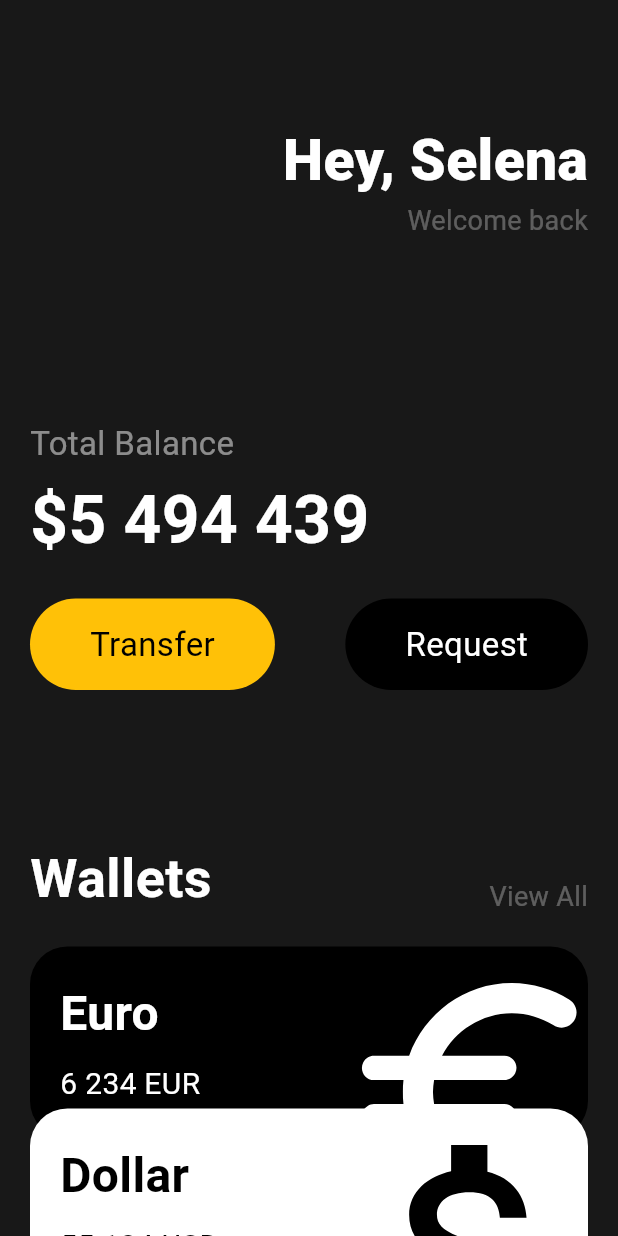
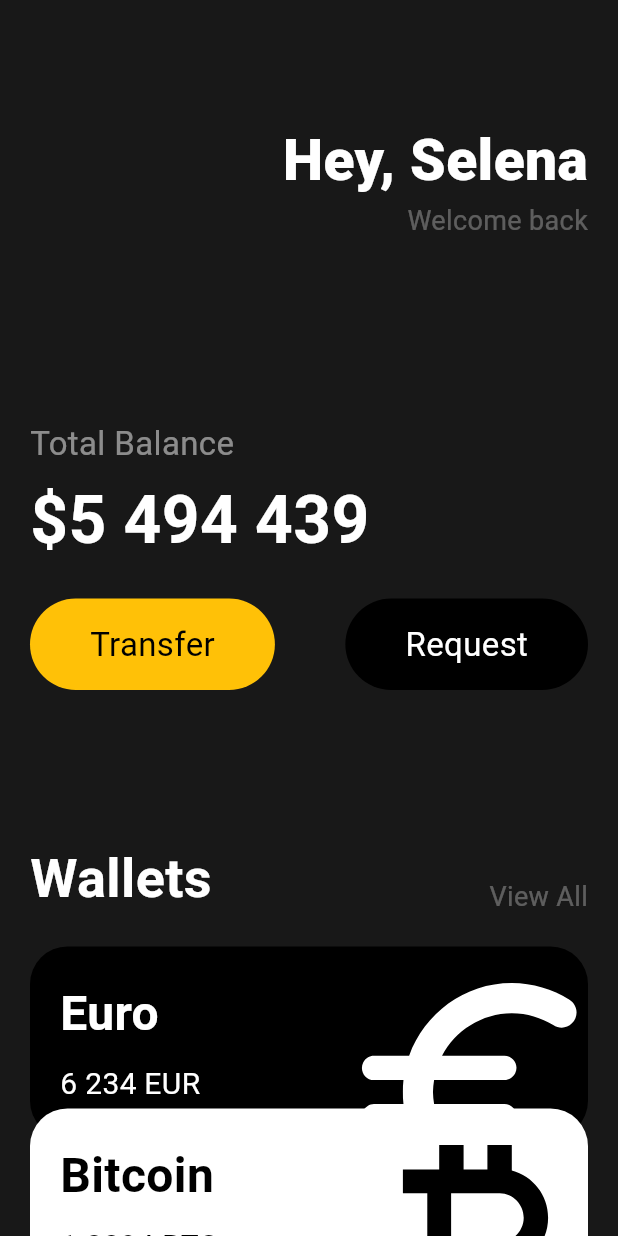
Before and after one commit to 1day1/flutter-practice-toonflix, a Flutter app: the screen it shows after launch, on a phone screen of 412 x 824 dp. Run offline on Flutter 3.47's test engine with Material 3 defaults, Android fonts, the phone set to English and light mode, and no system bars.

Commit message:
data from json file

```diff
--- /dev/null
+++ b/assets/balances.json
@@ -0,0 +1,16 @@
+{
+    "balances" : [
+        {
+            "code": "EUR",
+            "amount": "6 234"
+        },
+        {
+            "code": "BTC",
+            "amount": "1.2894"
+        },
+        {
+            "code": "USD",
+            "amount": "55 124"
+        }
+    ]
+}
--- a/lib/main.dart
+++ b/lib/main.dart
@@ -1,4 +1,7 @@
+import 'dart:convert';
+
 import 'package:flutter/material.dart';
+import 'package:flutter/services.dart';
 import 'package:toonflix/widgets/button.dart';
 import 'package:toonflix/widgets/wallet.dart';
 
@@ -6,8 +9,34 @@ void main() {
   runApp(const MyApp());
 }
 
-class MyApp extends StatelessWidget {
+class MyApp extends StatefulWidget {
   const MyApp({super.key});
+
+  @override
+  State<MyApp> createState() => _MyAppState();
+}
+
+class _MyAppState extends State<MyApp> {
+  late List<WalletData> walletDatas = [];
+
+  Future<void> readJson() async {
+    final String response = await rootBundle.loadString('assets/balances.json');
+    final data = await jsonDecode(response);
+    setState(() {
+      for (var bal in data['balances']) {
+        walletDatas.add((
+          code: bal['code'],
+          amount: bal['amount'],
+        ));
+      }
+    });
+  }
+
+  @override
+  void initState() {
+    readJson();
+    super.initState();
+  }
 
   @override
   Widget build(BuildContext context) {
@@ -112,20 +141,7 @@ class MyApp extends StatelessWidget {
                   const SizedBox(
                     height: 20,
                   ),
-                  const WalletBox(walletDatas: [
-                    (
-                      code: 'EUR',
-                      amount: '6 234',
-                    ),
-                    (
-                      code: 'USD',
-                      amount: '55 124',
-                    ),
-                    (
-                      code: 'BTC',
-                      amount: '1.2894',
-                    )
-                  ]),
+                  WalletBox(walletDatas: walletDatas),
                 ],
               ),
             ),
--- a/pubspec.yaml
+++ b/pubspec.yaml
@@ -59,7 +59,8 @@ flutter:
   uses-material-design: true
 
   # To add assets to your application, add an assets section, like this:
-  # assets:
+  assets:
+     - assets/
   #   - images/a_dot_burr.jpeg
   #   - images/a_dot_ham.jpeg
 
```
